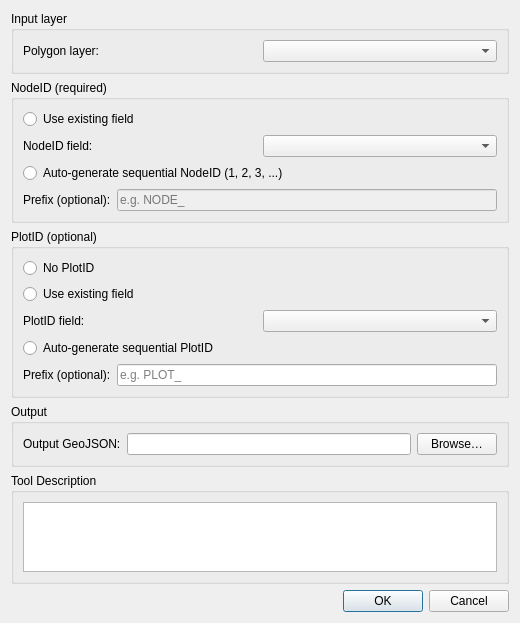
Before: the Qt Designer form tract_geolocation_formatter/TRACT_Geolocation_Formatter_dialog_base.ui in tract-eco/tract-geolocation-formatter, drawn with Qt 5.
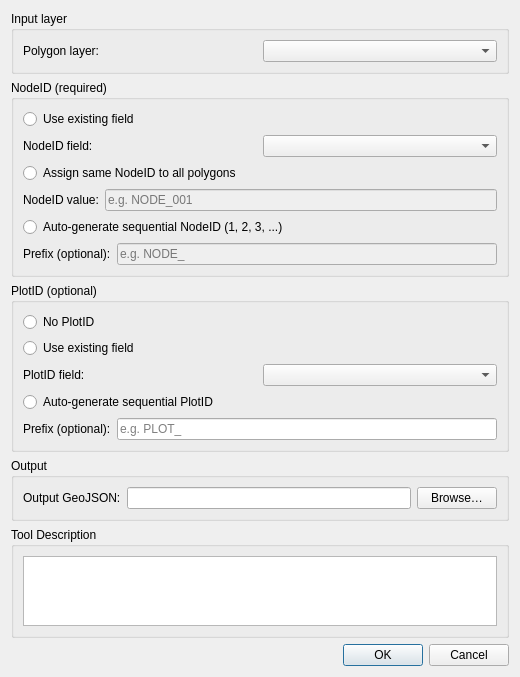
After: the same form once the commit is applied.

Commit message: refactored the output file strategy: TRACT-invalid polygons are written but flagged with new property; started adding NodeID constant value to UI

Diff of the .ui file:
```diff
--- a/tract_geolocation_formatter/TRACT_Geolocation_Formatter_dialog_base.ui
+++ b/tract_geolocation_formatter/TRACT_Geolocation_Formatter_dialog_base.ui
@@ -67,6 +67,39 @@
        </layout>
       </item>
 
+    <!-- Fix NodeID to all polygons -->
+      <item>
+       <widget class="QRadioButton" name="nodeSameRadio">
+        <property name="text">
+         <string>Assign same NodeID to all polygons</string>
+        </property>
+       </widget>
+      </item>
+
+      <item>
+       <layout class="QHBoxLayout" name="nodeSameLayout">
+        <item>
+         <widget class="QLabel" name="nodeSameLabel">
+          <property name="text">
+           <string>NodeID value:</string>
+          </property>
+         </widget>
+        </item>
+        <item>
+         <widget class="QLineEdit" name="nodeSameLineEdit">
+          <property name="placeholderText">
+           <string>e.g. NODE_001</string>
+          </property>
+          <property name="enabled">
+           <bool>false</bool>
+          </property>
+         </widget>
+        </item>
+       </layout>
+      </item>
+
+
+        <!-- Sequential NodeID -->
       <item>
        <widget class="QRadioButton" name="nodeAutoRadio">
         <property name="text">
```
Left out of the diff: 1 changed line with no effect on the pictures. The commit also changes 2 other files.
